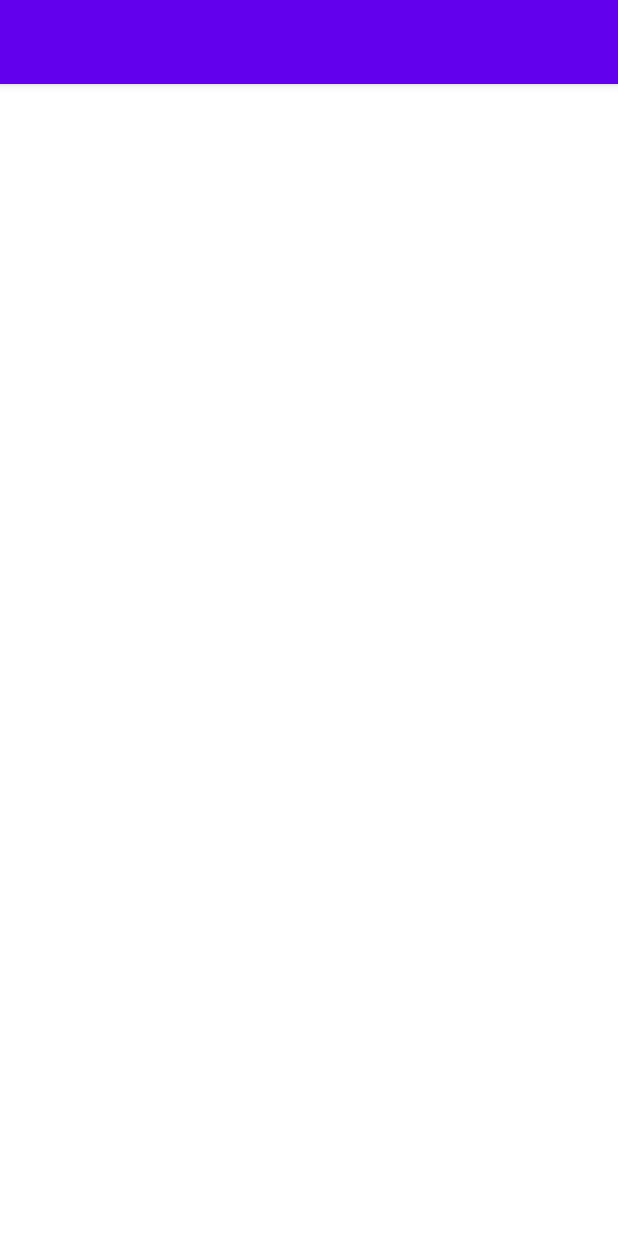
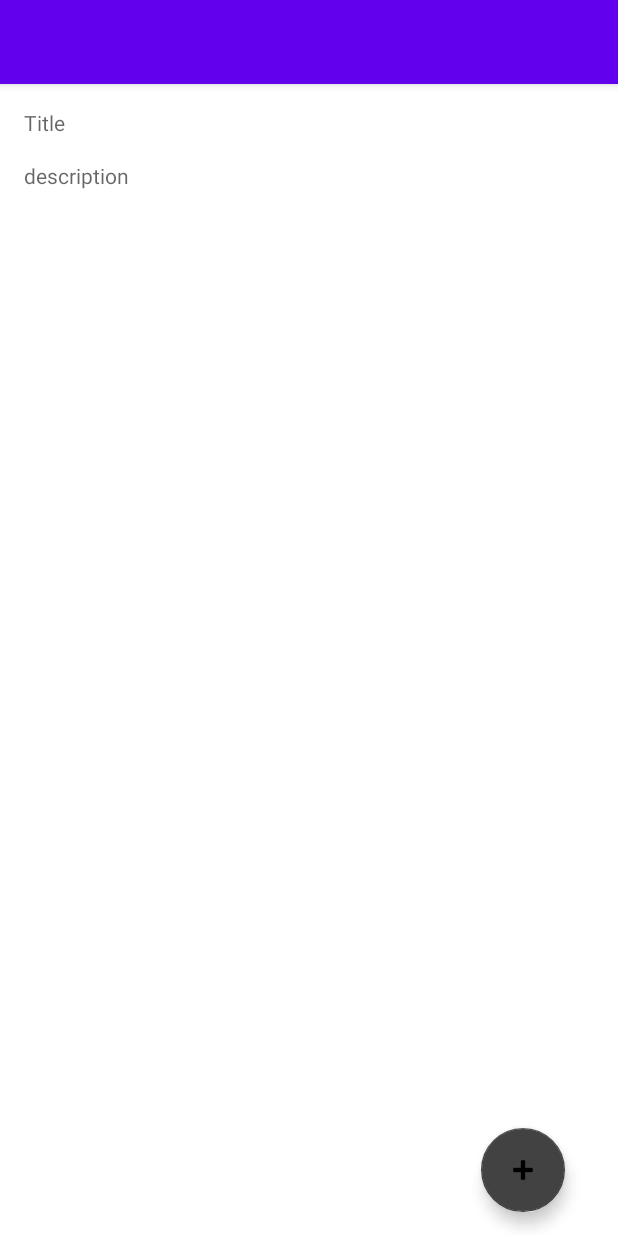
Before and after one commit to navalkulkarni/TodoNotesApp, an Android app: the MyNotesActivity screen opened directly, with no data from a screen before it, on a phone screen of 412 x 824 dp. Run offline under Robolectric (Android 15) with nearby library versions, the phone set to English and light mode, and no system bars.

Commit message:
added dialog box for title and description of note using LayoutInflator and AlertDialog. Also added floating action button for popping up dialog box.

```diff
--- a/app/src/main/java/com/naval/todonotesapp/LoginActivity.java
+++ b/app/src/main/java/com/naval/todonotesapp/LoginActivity.java
@@ -28,7 +28,7 @@ public class LoginActivity extends AppCompatActivity {
         View.OnClickListener listener = new View.OnClickListener() {
             @Override
             public void onClick(View v) {
-                Log.d("Click","On Click Performed");
+                //Log.d("Click","On Click Performed");
                 String fullName = editTextFullName.getText().toString();
                 String userName = editTextUserName.getText().toString();
 
--- a/app/src/main/java/com/naval/todonotesapp/MyNotesActivity.java
+++ b/app/src/main/java/com/naval/todonotesapp/MyNotesActivity.java
@@ -1,23 +1,68 @@
 package com.naval.todonotesapp;
 
+import androidx.appcompat.app.AlertDialog;
 import androidx.appcompat.app.AppCompatActivity;
 
 import android.content.Intent;
 import android.os.Bundle;
-import android.util.Log;
+import android.view.LayoutInflater;
+import android.view.View;
+import android.widget.Button;
+import android.widget.EditText;
+import android.widget.TextView;
+
+import com.google.android.material.floatingactionbutton.FloatingActionButton;
 
 public class MyNotesActivity extends AppCompatActivity {
+
+    FloatingActionButton fabAddNotes;
+    TextView textViewMyNotesTitle,textViewMyNotesDescription;
 
     @Override
     protected void onCreate(Bundle savedInstanceState) {
         super.onCreate(savedInstanceState);
         setContentView(R.layout.activity_my_notes);
 
+        textViewMyNotesTitle = findViewById(R.id.textViewMyNotesTitle);
+        textViewMyNotesDescription = findViewById(R.id.textViewMyNotesDescription);
+        fabAddNotes = findViewById(R.id.fabAddNotes);
+
+        fabAddNotes.setOnClickListener(new View.OnClickListener() {
+            @Override
+            public void onClick(View v) {
+                //Log.d("MyNotesButton","on click performed");
+                setupDialog();
+            }
+        });
+
         Intent intent = getIntent();
 
         String fullName =  intent.getStringExtra("full_name");
 
         getSupportActionBar().setTitle(fullName);
-        Log.d("IntentDataPass",intent.getStringExtra("full_name"));
+        //Log.d("IntentDataPass",intent.getStringExtra("full_name"));
+    }
+
+    private void setupDialog() {
+        View view = LayoutInflater.from(MyNotesActivity.this).inflate(R.layout.add_my_notes_dialog_layout,null);
+        final EditText editTextTitle,editTextDescription;
+        Button buttonSubmit;
+
+        editTextTitle = view.findViewById(R.id.editTextDialogTitle);
+        editTextDescription = view.findViewById(R.id.editTextDialogDescription);
+        buttonSubmit = view.findViewById(R.id.buttonSubmitDialog);
+
+        final AlertDialog alertDialog = new AlertDialog.Builder(this).setView(view).setCancelable(false).create();
+
+        buttonSubmit.setOnClickListener(new View.OnClickListener() {
+            @Override
+            public void onClick(View v) {
+                textViewMyNotesTitle.setText(editTextTitle.getText().toString());
+                textViewMyNotesDescription.setText(editTextDescription.getText().toString());
+                alertDialog.hide();
+            }
+        });
+
+        alertDialog.show();
     }
 }
--- a/app/src/main/res/layout/activity_my_notes.xml
+++ b/app/src/main/res/layout/activity_my_notes.xml
@@ -6,4 +6,40 @@
     android:layout_height="match_parent"
     tools:context=".MyNotesActivity">
 
+    <TextView
+        android:id="@+id/textViewMyNotesTitle"
+        android:layout_width="match_parent"
+        android:layout_height="wrap_content"
+        android:layout_marginBottom="20dp"
+        android:layout_marginEnd="16dp"
+        android:layout_marginStart="16dp"
+        android:layout_marginTop="16dp"
+        android:hint="Title"
+        app:layout_constraintBottom_toTopOf="@+id/textViewMyNotesDescription"
+        app:layout_constraintEnd_toEndOf="parent"
+        app:layout_constraintStart_toStartOf="parent"
+        app:layout_constraintTop_toTopOf="parent" />
+
+    <TextView
+        android:id="@+id/textViewMyNotesDescription"
+        android:layout_width="match_parent"
+        android:layout_height="wrap_content"
+        android:layout_marginEnd="16dp"
+        android:layout_marginStart="16dp"
+        android:layout_marginTop="16dp"
+        android:hint="description"
+        app:layout_constraintEnd_toEndOf="@+id/textViewMyNotesTitle"
+        app:layout_constraintStart_toStartOf="@+id/textViewMyNotesTitle"
+        app:layout_constraintTop_toBottomOf="@+id/textViewMyNotesTitle" />
+    <com.google.android.material.floatingactionbutton.FloatingActionButton
+        android:layout_width="wrap_content"
+        android:layout_height="wrap_content"
+        android:id="@+id/fabAddNotes"
+        app:backgroundTint="@color/cardview_dark_background"
+        android:src="@android:drawable/ic_input_add"
+        android:layout_marginBottom="16dp"
+        app:layout_constraintBottom_toBottomOf="parent"
+        app:layout_constraintEnd_toEndOf="parent"
+        app:layout_constraintHorizontal_bias="0.9"
+        app:layout_constraintStart_toStartOf="parent" />
 </androidx.constraintlayout.widget.ConstraintLayout>
```
Also changed, not shown: app/src/main/res/layout/add_my_notes_dialog_layout.xml (added, +76 -0 lines).
